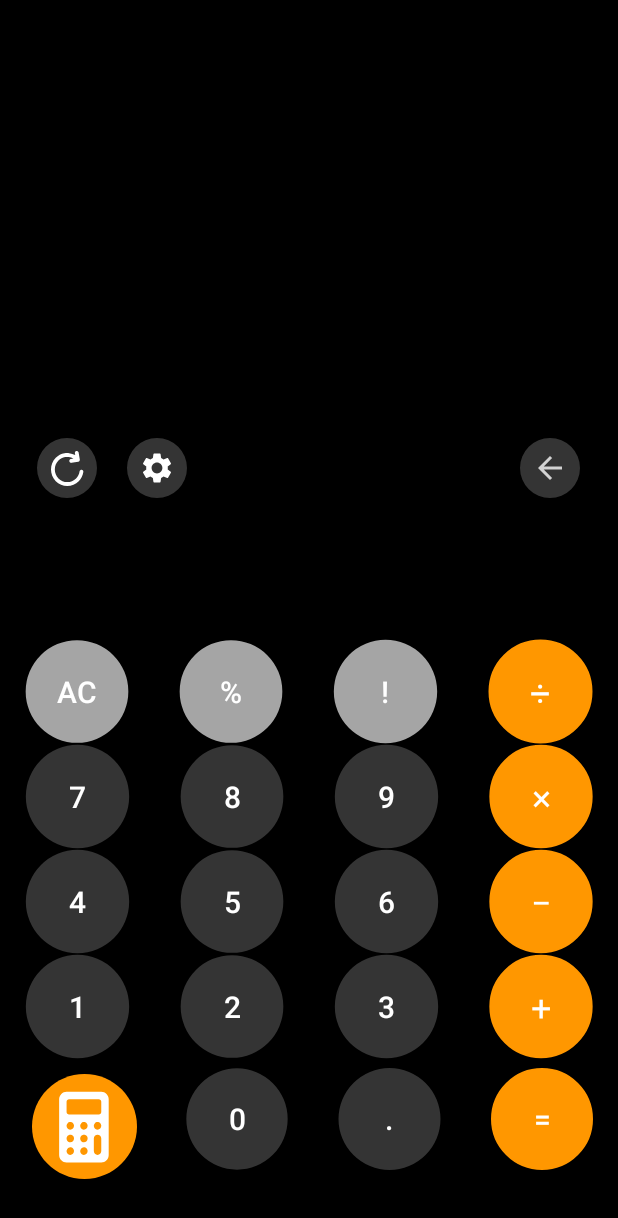
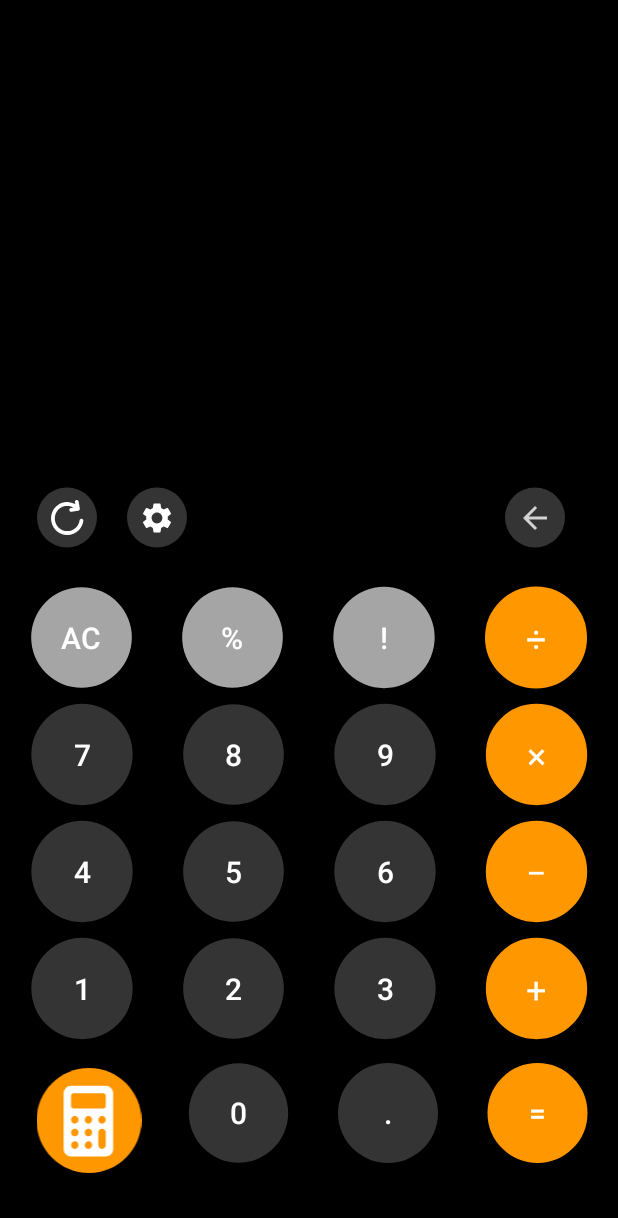
Before and after one commit to BasitZawar/iCalculator_kotlin, an Android app: the MainActivity screen opened directly, with no data from a screen before it, on a phone screen of 412 x 824 dp. Shown: the top 1218 px of the screen. Run offline under Robolectric (Android 15) with nearby library versions, the phone set to English and light mode, and no system bars; our stand-ins replace AdMob, Dagger/Hilt's generated code, Room's generated code; libraries missing offline, so code that uses them is left out: ch.obermuhlner.math, com.getkeepsafe.taptargetview, petrov.kristiyan.colorpicker; pictures from the network do not load; 20 statements that could not run were skipped.

Commit message:
portrait layout

```diff
--- a/app/src/main/res/layout/activity_main.xml
+++ b/app/src/main/res/layout/activity_main.xml
@@ -18,12 +18,15 @@
         android:layout_height="60dp"
         android:layout_gravity="center"
         android:layout_weight="1"
+        android:layout_marginTop="10dp"
         android:orientation="vertical" />
 
     <LinearLayout
         android:id="@+id/resultPad"
         android:layout_width="match_parent"
         android:layout_height="100dp"
+        android:layout_marginTop="20dp"
+        android:layout_below="@+id/mainScreenBannerLayout"
         android:gravity="center"
         android:orientation="vertical">
 
@@ -67,16 +70,17 @@
     <androidx.constraintlayout.widget.ConstraintLayout
         android:id="@+id/LinearLayout_icons"
         android:layout_width="match_parent"
-        android:layout_height="0dp"
+        android:layout_height="60dp"
+        android:layout_below="@+id/resultPad"
+        android:layout_marginTop="70dp"
         android:layout_marginEnd="10dp"
         android:layout_weight="1"
-        android:layout_gravity="center"
         android:orientation="horizontal">
 
         <ImageButton
             android:id="@+id/history_icon"
             android:layout_width="60dp"
-            android:layout_height="60dp"
+            android:layout_height="0dp"
             android:layout_gravity="start"
             android:layout_marginStart="20dp"
             android:layout_weight="5"
@@ -89,7 +93,7 @@
         <ImageButton
             android:id="@+id/setting"
             android:layout_width="60dp"
-            android:layout_height="60dp"
+            android:layout_height="0dp"
             android:layout_marginEnd="10dp"
             android:background="@drawable/digit_button_shape"
             android:src="@drawable/setting_icon"
@@ -101,7 +105,8 @@
         <ImageButton
             android:id="@+id/delete"
             android:layout_width="60dp"
-            android:layout_height="60dp"
+            android:layout_height="0dp"
+            android:layout_marginEnd="10dp"
             android:background="@drawable/digit_button_shape"
             android:src="@drawable/ic_arrow_back"
             app:backgroundTint="@null"
@@ -111,30 +116,26 @@
     </androidx.constraintlayout.widget.ConstraintLayout>
 
 
-    <androidx.constraintlayout.widget.ConstraintLayout
-        android:id="@+id/calculatorPadViewPager"
-        android:layout_width="match_parent"
-        android:layout_height="wrap_content"
-        android:layout_gravity="center"
-        android:layout_weight="1">
+    <!--    <androidx.constraintlayout.widget.ConstraintLayout-->
+    <!--        android:id="@+id/calculatorPadViewPager"-->
+    <!--        android:layout_width="match_parent"-->
+    <!--        android:layout_height="wrap_content"-->
+    <!--        android:layout_gravity="center"-->
+    <!--        android:layout_weight="1">-->
 
     <LinearLayout
         android:id="@+id/portraitNumPad"
         android:layout_width="match_parent"
         android:layout_height="wrap_content"
-            android:gravity="bottom"
-            android:orientation="vertical"
-            android:layout_marginTop="10dp"
-            app:layout_constraintBottom_toBottomOf="parent"
-            app:layout_constraintEnd_toEndOf="parent"
-            app:layout_constraintStart_toStartOf="parent"
-            >
+        android:layout_marginBottom="16dp"
+        android:orientation="vertical">
 
         <LinearLayout
             android:id="@+id/firstRow"
             android:layout_width="match_parent"
             android:layout_height="70dp"
             android:orientation="horizontal"
+            android:layout_margin="4dp"
             android:weightSum="4">
 
             <com.google.android.material.button.MaterialButton
@@ -235,6 +236,7 @@
             android:id="@+id/secondRow"
             android:layout_width="match_parent"
             android:layout_height="70dp"
+            android:layout_margin="4dp"
             app:layout_constraintBottom_toTopOf="@id/thirdRow"
             app:layout_constraintEnd_toEndOf="parent"
             app:layout_constraintStart_toStartOf="parent"
@@ -316,6 +318,8 @@
             android:id="@+id/thirdRow"
             android:layout_width="match_parent"
             android:layout_height="70dp"
+            android:layout_margin="4dp"
+
             app:layout_constraintBottom_toTopOf="@id/fourthRow"
             app:layout_constraintEnd_toEndOf="parent"
             app:layout_constraintStart_toStartOf="parent"
@@ -415,6 +419,8 @@
             android:layout_height="70dp"
             app:layout_constraintBottom_toTopOf="@id/fifthRow"
             app:layout_constraintEnd_toEndOf="parent"
+            android:layout_margin="4dp"
+
             app:layout_constraintStart_toStartOf="parent"
             app:layout_constraintTop_toBottomOf="@id/thirdRow">
 
@@ -510,6 +516,7 @@
             android:id="@+id/fifthRow"
             android:layout_width="match_parent"
             android:layout_height="80dp"
+            android:layout_margin="4dp"
             app:layout_constraintBottom_toBottomOf="parent"
             app:layout_constraintEnd_toEndOf="parent"
             app:layout_constraintStart_toStartOf="parent"
@@ -586,6 +593,6 @@
         </androidx.constraintlayout.widget.ConstraintLayout>
     </LinearLayout>
 
-    </androidx.constraintlayout.widget.ConstraintLayout>
+    <!--    </androidx.constraintlayout.widget.ConstraintLayout>-->
 
 </LinearLayout>
```
Also changed, not shown: app/src/main/java/com/cyber/tarzan/calculator/ui/main/MainActivity.kt (+3 -5 lines). Lines whose indentation alone changed are shown as unchanged.
